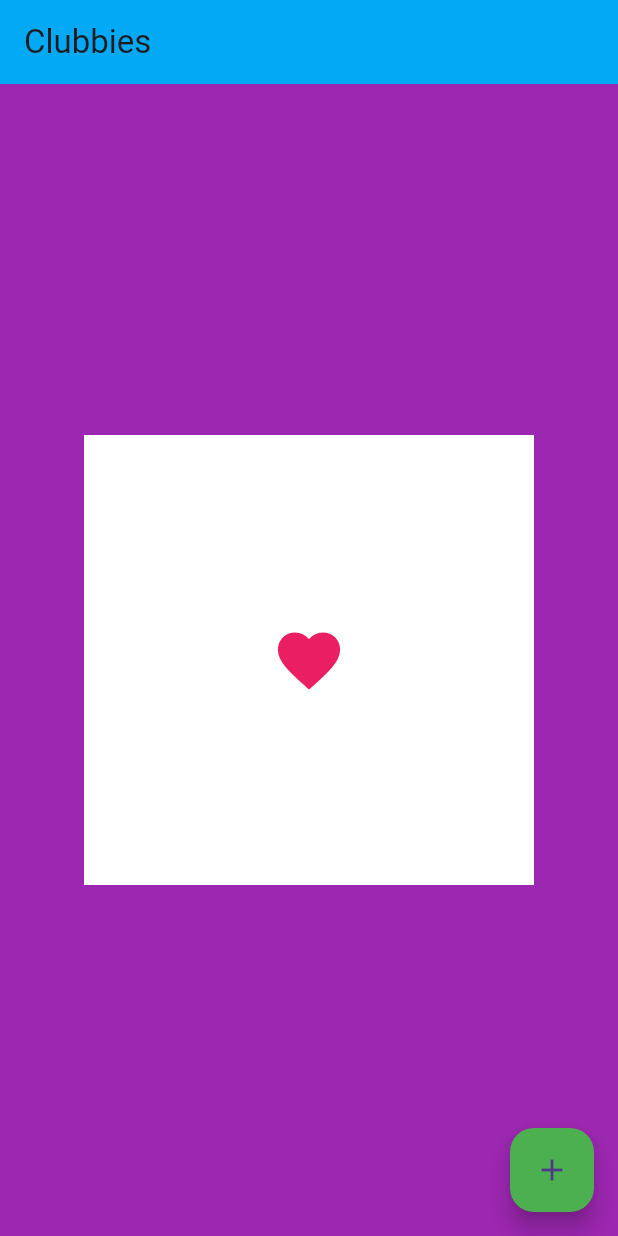
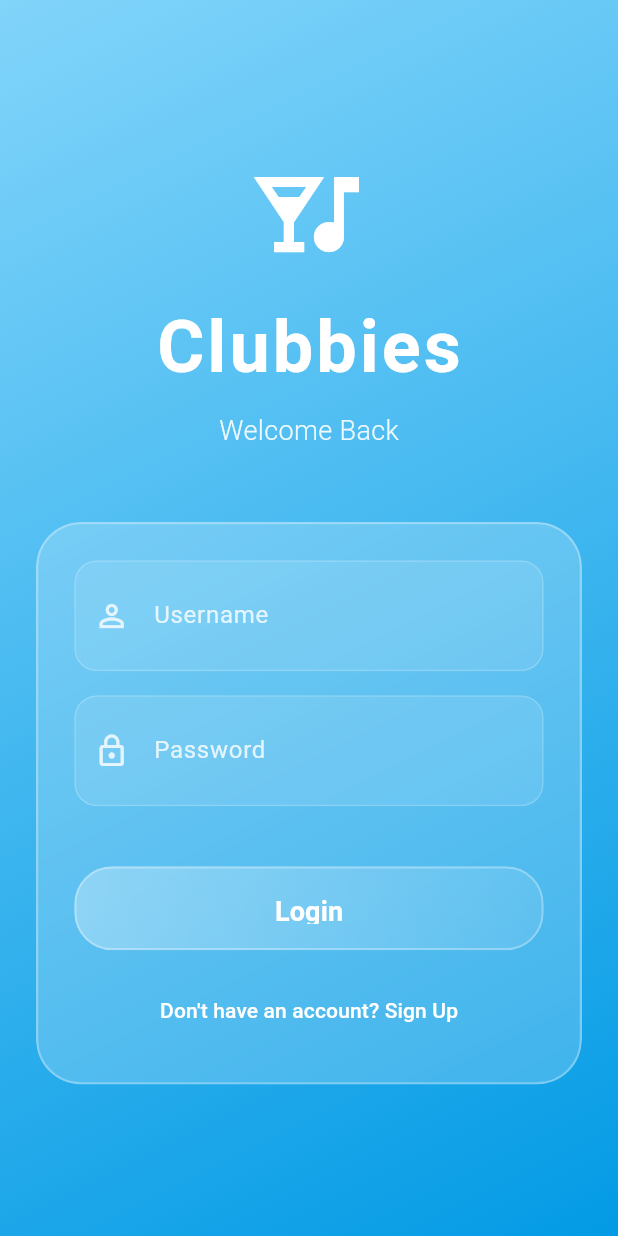
Before and after one commit to jforbes02/Clubbies, a Flutter app: the screen it shows after launch, on a phone screen of 412 x 824 dp. Run offline on Flutter 3.47's test engine with Material 3 defaults, Android fonts, the phone set to English and light mode, and no system bars.

Commit message:
Base auth frontend created

```diff
--- a/frontend/lib/main.dart
+++ b/frontend/lib/main.dart
@@ -1,9 +1,10 @@
 import 'package:flutter/material.dart';
-import 'dart:convert';
 import 'package:http/http.dart' as http;
+import 'dart:ui';
+import 'pages/auth.dart';
 
 void main() {
-  runApp (const MyApp() );
+  runApp(const MyApp());
 }
 
 class MyApp extends StatelessWidget {
@@ -12,40 +13,14 @@ class MyApp extends StatelessWidget {
   @override
   Widget build(BuildContext context) {
     return MaterialApp(
-      home: Scaffold(
-        floatingActionButton: FloatingActionButton(
-          onPressed: () {
-            // Add your onPressed code here!
-            final url = Uri.parse('http://127.0.0.1:8000/health');
-            http.get(url).then((response) {
-              if (response.statusCode == 200) {
-                print('Server is healthy: ${response.body}');
-              }
-            }).catchError((error) {
-              print('Error connecting to server: $error');
-            });
-          },
-          backgroundColor: Colors.green,
-          child: const Icon(Icons.add),
-        ), //scaffolds provide a structure to the app
-        appBar: AppBar(
-          title: const Text('Clubbies'),
-          backgroundColor: Colors.lightBlue,
-        ),
-        backgroundColor: Colors.purple,
-        body: Center(
-          child: Container(
-            height: 300,
-            width: 300,
-            color: Colors.white,
-            child: const Icon(
-              Icons.favorite,
-              color: Colors.pink,
-              size: 50.0,
-            ),
-          ),
-        ),
+      title: 'Clubbies',
+      theme: ThemeData(
+        primarySwatch: Colors.lightBlue,
+        useMaterial3: true,
       ),
+      home: AuthScreen(),
+      debugShowCheckedModeBanner: false,
     );
+
   }
 }
--- /dev/null
+++ b/frontend/lib/pages/auth.dart
@@ -0,0 +1,285 @@
+import 'package:flutter/material.dart';
+import 'dart:ui';
+
+class AuthScreen extends StatefulWidget {
+  const AuthScreen({super.key});
+
+  @override
+  State<AuthScreen> createState() => _AuthScreenState();
+}
+
+class _AuthScreenState extends State<AuthScreen> with SingleTickerProviderStateMixin{
+  bool isLogin = true;
+  late AnimationController _controller;
+  late Animation<double> _fanimation;
+
+  //formdata
+  final _formKey = GlobalKey<FormState>();
+  final _usernameController = TextEditingController();
+  final _emailController = TextEditingController();
+  final _passwordController = TextEditingController();
+  final _ageController = TextEditingController();
+
+  //initialization of animations (starts automatically)
+  @override
+  void initState(){
+    super.initState();
+    _controller = AnimationController(
+      duration: const Duration(milliseconds: 300),
+      vsync: this,
+    );
+    _fanimation = Tween<double>(begin:0.0, end:1.0).animate(_controller);
+    _controller.forward();
+  }
+
+  //cleanup
+  @override
+  void dispose(){
+    _controller.dispose();
+    _usernameController.dispose();
+    _emailController.dispose();
+    _passwordController.dispose();
+    _ageController.dispose();
+    super.dispose();
+  }
+
+  //toggle between login and signup
+  void toggleAuth() {
+    setState((){
+      isLogin = !isLogin;
+      _controller.reset();
+      _controller.forward();
+    });
+  }
+
+  @override
+  Widget build(BuildContext context) {
+      return Scaffold(
+        body: Container(
+          decoration: BoxDecoration(
+            gradient: LinearGradient(
+              begin: Alignment.topLeft,
+              end: Alignment.bottomRight,
+              colors: [
+                Colors.lightBlue.shade200,
+                Colors.lightBlue.shade600,
+              ],
+            ),
+          ),
+          child: SafeArea(
+            child: Center(
+              child: SingleChildScrollView(
+                padding: const EdgeInsets.all(24.0),
+                child: Column(
+                  mainAxisAlignment: MainAxisAlignment.center,
+                  children: [
+                    FadeTransition(
+                      opacity: _fanimation,
+                      child: Column(
+                        children: [
+                          Icon(Icons.nightlife, size:80, color:Colors.white,),
+                          SizedBox(height:16),
+                          Text('Clubbies', style:TextStyle(
+                            fontSize: 48,
+                            fontWeight: FontWeight.bold,
+                            color: Colors.white,
+                            letterSpacing: 2.0,
+                          ),
+                          ),
+                          SizedBox(height:8),
+                          Text(
+                            isLogin ? 'Welcome Back'  : 'Join the Night',
+                            style: TextStyle(
+                              fontSize:18,
+                              color: Colors.white.withOpacity(0.9),
+                              fontWeight: FontWeight.w300,
+                            ),
+                          ),
+                        ],
+                        ),
+                    ),
+                    SizedBox(height:48),
+                    FadeTransition(
+                      opacity: _fanimation,
+                      child: ClipRRect(
+                        borderRadius: BorderRadius.circular(30),
+                        child: BackdropFilter(
+                          filter: ImageFilter.blur(sigmaX:10, sigmaY: 10),
+                          child: Container(
+                            padding: EdgeInsets.all(24),
+                            decoration: BoxDecoration(
+                              color: Colors.white.withOpacity(.2),
+                              borderRadius: BorderRadius.circular(30),
+                              border: Border.all(
+                                color: Colors.white.withOpacity(.3),
+                                width: 1.5,
+                              ),
+                            ),
+                            child: Form(
+                              key: _formKey,
+                              child: Column(
+                                children: [
+                                  _buildGlassTextField(
+                                    controller: _usernameController,
+                                    label: 'Username',
+                                    icon: Icons.person_outline,
+                                  ),
+                                  SizedBox(height:16),
+
+                                  if(!isLogin) ...[
+                                    _buildGlassTextField(
+                                      controller: _emailController,
+                                      label: 'Email',
+                                      icon: Icons.email_outlined,
+                                      keyboardType: TextInputType.emailAddress,
+                                    ),
+                                    SizedBox(height: 16),
+                                  ],
+                                  _buildGlassTextField(
+                                    controller: _passwordController,
+                                    label: 'Password',
+                                    icon: Icons.lock_outline,
+                                    obscureText: true,
+                                  ),
+                                  SizedBox(height: 16),
+                                  if(!isLogin) ...[
+                                    _buildGlassTextField(
+                                      controller: _ageController,
+                                      label: 'Age',
+                                      icon: Icons.calendar_today_outlined,
+                                      keyboardType: TextInputType.number,
+                                    ),
+                                    SizedBox(height: 24),
+                                ],
+                                SizedBox(height: isLogin ? 24: 0),
+                                _buildGlassButton(
+                                  onPressed: () {
+                                    if (_formKey.currentState!.validate()) {
+                                      // Process data.
+                                      print(isLogin ? 'Logging in...' : 'Registering...');
+                                    }
+                                  },
+                                  text: isLogin ? 'Login' : 'Create Account',
+                                ),
+                                SizedBox(height: 16),
+                                TextButton(
+                                  onPressed: toggleAuth,
+                                  child: Text(
+                                    isLogin
+                                       ? "Don't have an account? Sign Up"
+                                        :"Already have an account? Login",
+                                    style: TextStyle(
+                                      color: Colors.white,
+                                      fontSize: 14,
+                                      fontWeight: FontWeight.w500,
+                                    ),
+                                  ),
+                                ),
+                              ],),
+                            ),
+                          ),
+                        ),
+                      ),
+                    ),
+                  ],
+                ),
+              ),
+            ),
+
+          ),
+        ),
+      );
+    }
+    Widget _buildGlassTextField({
+      required TextEditingController controller,
+      required String label,
+      required IconData icon,
+      bool obscureText = false,
+      TextInputType keyboardType = TextInputType.text,
+    }) {
+      return ClipRRect(
+        borderRadius: BorderRadius.circular(15),
+        child: BackdropFilter(
+          filter: ImageFilter.blur(sigmaX: 5, sigmaY: 5),
+          child: Container(
+            decoration: BoxDecoration(
+              color: Colors.white.withOpacity(.1),
+              borderRadius: BorderRadius.circular(15),
+              border: Border.all(
+                color: Colors.white.withOpacity(.2),
+                width: 1.0,
+              ),
+            ),
+            child: TextFormField(
+              controller: controller,
+              obscureText: obscureText,
+              keyboardType: keyboardType,
+              style: TextStyle(color: Colors.white, fontSize: 16),
+              decoration: InputDecoration(
+                labelText: label,
+                labelStyle: TextStyle(
+                  color: Colors.white.withOpacity(.8),
+                  fontSize: 16,
+                ),
+                prefixIcon: Icon(icon, color: Colors.white.withOpacity(.8)),
+                border: InputBorder.none,
+                contentPadding: EdgeInsets.symmetric(vertical: 16, horizontal: 20),
+              ),
+              validator: (value) {
+                if (value == null || value.isEmpty) {
+                  return 'Please enter your $label';
+                }
+                return null;
+              },
+
+            ),
+          ),
+        ),
+      );
+    }
+
+    Widget _buildGlassButton({
+      required VoidCallback onPressed,
+      required String text,
+    }) {
+      return ClipRRect(
+        borderRadius: BorderRadius.circular(25),
+        child: BackdropFilter(
+          filter: ImageFilter.blur(sigmaX: 5, sigmaY: 5),
+          child: Container(
+            width: double.infinity,
+            height: 56,
+            decoration: BoxDecoration(
+              gradient: LinearGradient(
+                colors: [
+                  Colors.white.withOpacity(0.3),
+                  Colors.white.withOpacity(0.1),
+                ],
+              ),
+              borderRadius: BorderRadius.circular(25),
+              border: Border.all(
+                color: Colors.white.withOpacity(.3),
+                width: 1.5,
+              ),
+            ),
+            child: ElevatedButton(
+              onPressed: onPressed,
+              style: ElevatedButton.styleFrom(
+                backgroundColor: Colors.transparent,
+                shadowColor: Colors.transparent,
+                padding: EdgeInsets.symmetric(vertical: 16),
+              ),
+              child: Text(
+                text,
+                style: TextStyle(
+                  color: Colors.white,
+                  fontSize: 18,
+                  fontWeight: FontWeight.bold,
+                ),
+              ),
+            ),
+          ),
+        ),
+      );
+    }
+}
```
Also changed, not shown: 1 other file.
